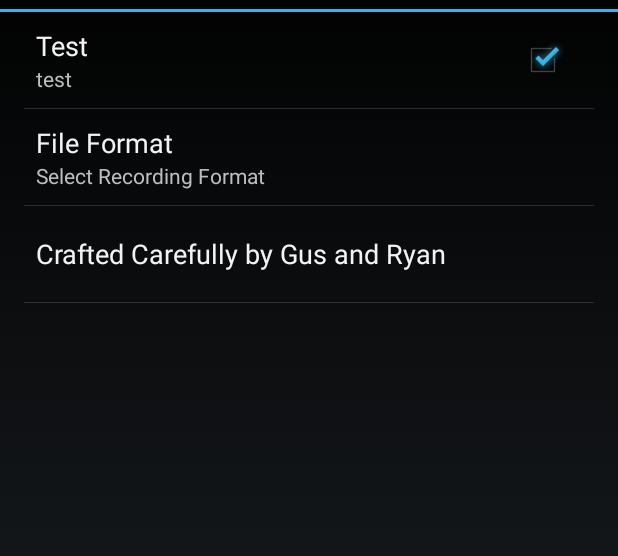
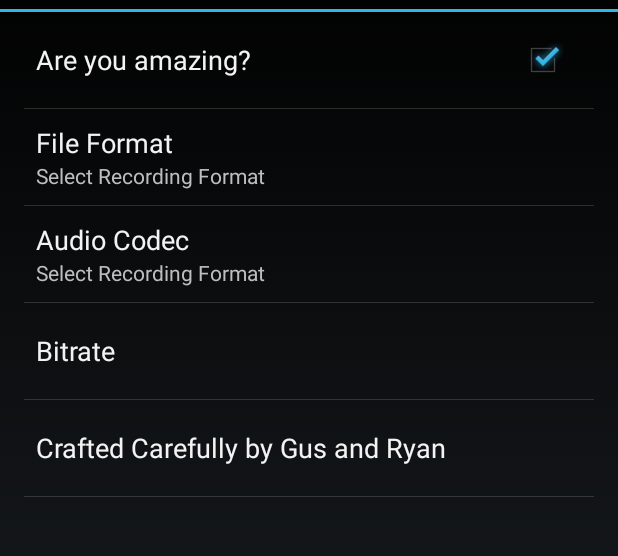
Before and after one commit to ryanthomas1998/voiceRecorder, an Android app: the SettingsActivity screen opened directly, with no data from a screen before it, on a phone screen of 412 x 824 dp, the part 60-616 px from its top. Run offline under Robolectric (Android 15) with nearby library versions, the phone set to English and light mode, and no system bars.

Commit message:
Added something fun to preferences

```diff
--- a/app/src/main/res/xml/preferences.xml
+++ b/app/src/main/res/xml/preferences.xml
@@ -2,11 +2,11 @@
 <PreferenceScreen xmlns:android="http://schemas.android.com/apk/res/android">
     <CheckBoxPreference
         android:key="pref_sync"
-        android:title="Test"
-        android:summary="test"
+        android:title="Are you amazing?"
         android:defaultValue="true" />
     <ListPreference
-        android:key="pref_syncConnectionType"
+        android:key="file_format"
+        android:dependency="pref_sync"
         android:title="File Format"
         android:dialogTitle="Select Format"
         android:entries="@array/filetypes"
@@ -14,5 +14,21 @@
         android:defaultValue="MP3"
         android:summary="Select Recording Format"
          />
-    <Preference android:title="Crafted Carefully by Gus and Ryan"/>
+    <ListPreference
+        android:key="codec"
+        android:dependency="pref_sync"
+        android:title="Audio Codec"
+        android:dialogTitle="Select Codec"
+        android:entries="@array/filetypes"
+        android:entryValues="@array/filevalues"
+        android:defaultValue="MP3"
+        android:summary="Select Recording Format"
+        />
+    <EditTextPreference
+        android:key="bitrate"
+        android:dependency="pref_sync"
+        android:title="Bitrate"
+        android:defaultValue="75000"
+        />
+    <Preference android:title="Crafted Carefully by Gus and Ryan" />
 </PreferenceScreen>
```
